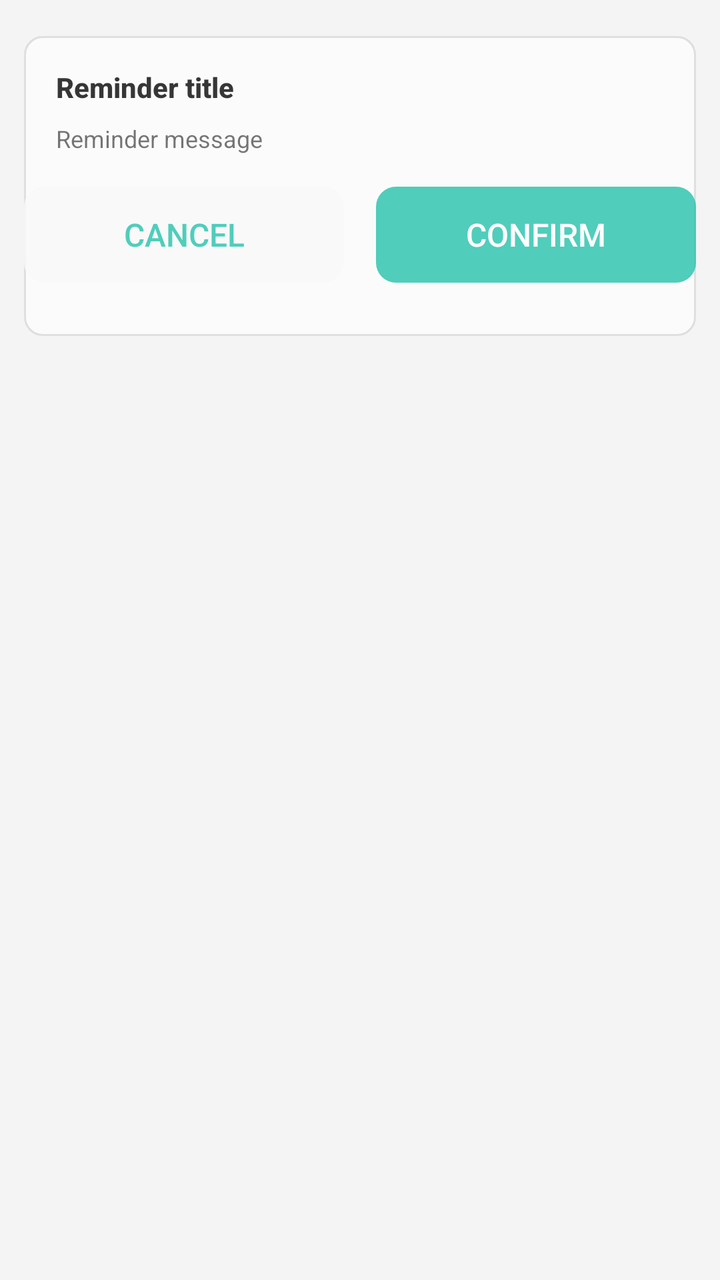
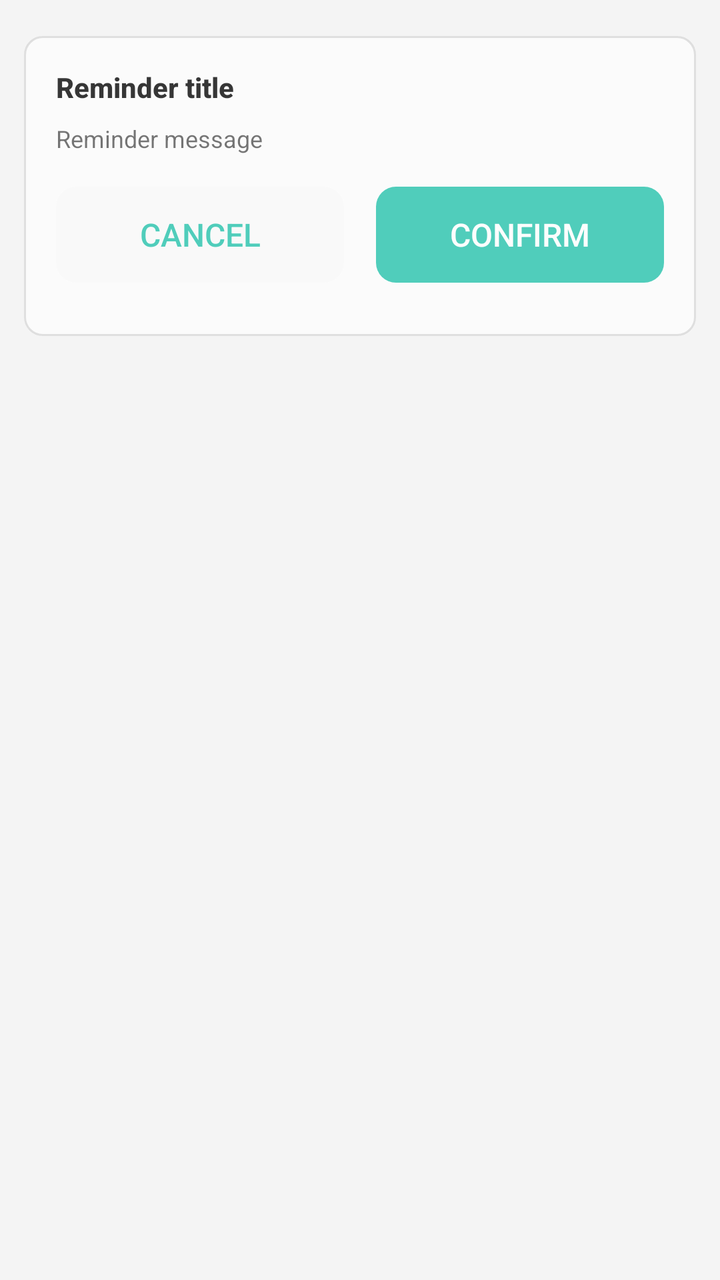

An Android layout rendered at two revisions. The XML below is the earlier revision; the diff shows what the commit changed to produce the second picture.
<!-- AndroidManifest.xml: application theme AppTheme -->
<!-- res/layout/dialog_confirm_custom.xml -->
<?xml version="1.0" encoding="utf-8"?>
<ScrollView
    xmlns:android="http://schemas.android.com/apk/res/android"
    android:overScrollMode="never"
    android:layout_width="match_parent"
    android:layout_height="match_parent">

    <LinearLayout
        android:layout_width="match_parent"
        android:layout_height="wrap_content"
        android:orientation="vertical"
        android:padding="12dp">

        <LinearLayout
            android:alpha="0.9"
            android:paddingBottom="16dp"
            android:layout_width="match_parent"
            android:layout_height="wrap_content"
            android:minHeight="150dp"
            android:layout_marginTop="6dp"
            android:background="@drawable/krscript_item_ripple_kon"
            android:orientation="vertical">

            <TextView
                android:id="@+id/confirm_title"
                android:breakStrategy="simple"
                style="@style/dialogTitle"
                android:text="@string/confirm_title" />
            <TextView
                android:id="@+id/confirm_message"
                android:breakStrategy="simple"
                style="@style/dialogDesc"
                android:text="@string/confirm_message" />

            <FrameLayout
                android:id="@+id/confirm_custom_view"
                android:layout_width="match_parent"
                android:layout_height="wrap_content" />

            <LinearLayout
                android:layout_marginTop="16dp"
                android:orientation="horizontal"
                android:layout_width="match_parent"
                android:layout_height="wrap_content">

                <Button
                    android:id="@+id/btn_cancel"
                    style="@style/dialogCancelBtn"
                    android:text="@string/btn_cancel">
                </Button>
                <Button
                    android:id="@+id/btn_confirm"
                    style="@style/dialogConfirmBtn"
                    android:text="@string/btn_confirm">
                </Button>
            </LinearLayout>
        </LinearLayout>

    </LinearLayout>
</ScrollView>
<!-- resources referenced by this layout -->
<resources>
  <string name="btn_cancel">Cancel</string>
  <string name="btn_confirm">Confirm</string>
  <string name="confirm_message">Reminder message</string>
  <string name="confirm_title">Reminder title</string>
  <style name="dialogCancelBtn" parent="dialogLargeBtn">
          <item name="android:layout_marginStart">0dp</item>
          <item name="android:background">@drawable/btn_bg_large_secondary</item>
      </style>
  <style name="dialogConfirmBtn" parent="dialogLargeBtn">
          <item name="android:textColor">#FFFFFF</item>
          <item name="android:background">@drawable/btn_bg_large</item>
      </style>
  <style name="dialogDesc" parent="@style/textSmall">
          <item name="android:paddingStart">16dp</item>
          <item name="android:paddingEnd">16dp</item>
          <item name="android:paddingTop">8dp</item>
          <item name="android:layout_width">match_parent</item>
          <item name="android:layout_height">wrap_content</item>
      </style>
  <style name="dialogTitle" parent="@style/textTitle">
          <item name="android:paddingStart">16dp</item>
          <item name="android:paddingEnd">16dp</item>
          <item name="android:paddingTop">16dp</item>
          <item name="android:layout_width">match_parent</item>
          <item name="android:layout_height">wrap_content</item>
      </style>
  <!-- drawable btn_bg_large (drawable) -->
  <?xml version="1.0" encoding="utf-8"?>
  <selector xmlns:android="http://schemas.android.com/apk/res/android">
      <item android:drawable="@drawable/btn_bg_active_large" android:state_pressed="true" />
      <item android:drawable="@drawable/btn_bg_disabled_large" android:state_enabled="false" />
      <item android:drawable="@drawable/btn_bg_inactive_large" />
  </selector>
  <style name="textSmall">
          <item name="android:textColor">?android:attr/textColorSecondary</item>
          <item name="android:textSize">12sp</item>
      </style>
  <style name="textTitle">
          <item name="android:textColor">?android:attr/textColorPrimary</item>
          <item name="android:textStyle">bold</item>
          <item name="android:textSize">14dp</item>
      </style>
  <color name="colorPrimary">#64CDB6</color>
  <color name="colorPrimaryDark">#30C7B6</color>
  <color name="colorAccent">#0dbda2</color>
  <color name="colorParseDark">#20605f5f</color>
  <color name="colorPirmDark">#20000000</color>
  <color name="status_bg_light">@android:color/white</color>
  <color name="window_bg_light">#f4f4f4</color>
  <color name="cardBgLight">#CCFFFFFF</color>
  <!-- drawable seekbar_thumb (drawable) -->
  <?xml version="1.0" encoding="utf-8"?>
  <shape xmlns:android="http://schemas.android.com/apk/res/android">
      <solid android:color="@android:color/transparent" />
      <corners android:radius="10dp" />
      <size
          android:width="12dp"
          android:height="12dp" />
  </shape>
  <!-- drawable switch_track_disabled (drawable) -->
  <?xml version="1.0" encoding="utf-8"?>
  <shape xmlns:android="http://schemas.android.com/apk/res/android">
      <solid android:color="#22888888" />
      <corners android:radius="10dp" />
      <size android:width="66dp" android:height="20dp" />
  </shape>
  <!-- drawable switch_track_open (drawable) -->
  <?xml version="1.0" encoding="utf-8"?>
  <shape xmlns:android="http://schemas.android.com/apk/res/android">
      <solid android:color="?android:colorAccent" />
      <corners android:radius="10dp" />
      <size android:width="66dp" android:height="20dp" />
  </shape>
  <!-- drawable switch_track_close (drawable) -->
  <?xml version="1.0" encoding="utf-8"?>
  <shape xmlns:android="http://schemas.android.com/apk/res/android">
      <solid android:color="#44888888" />
      <corners android:radius="10dp" />
      <size android:width="66dp" android:height="20dp" />
  </shape>
  <!-- unchanged entries left out for length: 17 -->
</resources>

<!-- the commit's change to res/layout/dialog_confirm_custom.xml (unified diff, before → after) -->
@@ -39,6 +39,7 @@
 
             <LinearLayout
                 android:layout_marginTop="16dp"
+                android:layout_marginHorizontal="16dp"
                 android:orientation="horizontal"
                 android:layout_width="match_parent"
                 android:layout_height="wrap_content">
